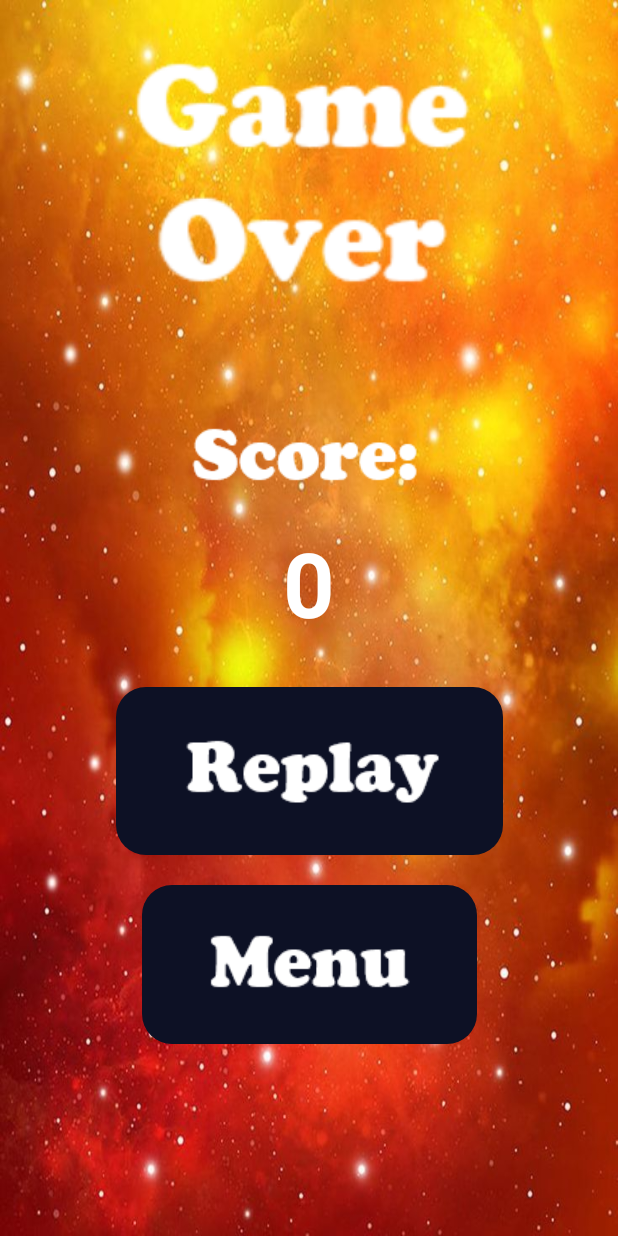
After one commit to LizGamezz/StarSurge, an Android app: the layout game_over.xml on its own in the app's theme, with its tools: preview values and no code run, on a phone screen of 412 x 824 dp. The commit adds this screen. Run offline under Robolectric (Android 15) with nearby library versions, the phone set to English and light mode, and no system bars.

```diff
--- /dev/null
+++ b/app/src/main/java/com/zybooks/starsurge/GameOver.java
@@ -0,0 +1,46 @@
+package com.zybooks.starsurge;
+
+import android.content.Intent;
+import android.content.SharedPreferences;
+import android.os.Bundle;
+import android.view.View;
+import android.widget.TextView;
+
+import androidx.appcompat.app.AppCompatActivity;
+
+public class GameOver extends AppCompatActivity {
+    @Override
+    protected void onCreate(Bundle savedInstanceState) {
+        super.onCreate(savedInstanceState);
+        setContentView(R.layout.game_over);
+
+        // Bringing the score to this screen
+        Intent intent = getIntent();
+        int score = intent.getIntExtra("SCORE", 0);
+
+
+        TextView scoreText = findViewById(R.id.scoreText);
+        scoreText.setText(String.valueOf(score));
+    }
+
+    public void onReplayClick(View view) {
+        Intent intent = new Intent(this, MainActivity.class);
+        startActivity(intent);
+
+        SharedPreferences preferences = getSharedPreferences("score_pref", MODE_PRIVATE);
+        SharedPreferences.Editor editor = preferences.edit();
+        editor.putInt("score", 0);
+        editor.apply();
+
+    }
+
+    public void onMenuClick(View view) {
+        Intent intent = new Intent(this, StartScreen.class);
+        startActivity(intent);
+
+        SharedPreferences preferences = getSharedPreferences("score_pref", MODE_PRIVATE);
+        SharedPreferences.Editor editor = preferences.edit();
+        editor.putInt("score", 0);
+        editor.apply();
+    }
+}
--- /dev/null
+++ b/app/src/main/res/layout/game_over.xml
@@ -0,0 +1,77 @@
+<?xml version="1.0" encoding="utf-8"?>
+<!-- LIZ - LAYOUT FOR GAMEOVER ACTIVITY -->
+<androidx.constraintlayout.widget.ConstraintLayout
+    xmlns:android="http://schemas.android.com/apk/res/android"
+    xmlns:app="http://schemas.android.com/apk/res-auto"
+    xmlns:tools="http://schemas.android.com/tools"
+    android:orientation="vertical"
+    android:layout_width="match_parent"
+    android:layout_height="match_parent"
+    android:background="@drawable/space_background"
+    tools:context=".GameOver">
+
+    <!-- For the Game Over Image -->
+    <ImageView
+        android:id="@+id/gameOver"
+        android:layout_width="300dp"
+        android:layout_height="200dp"
+        android:layout_margin="20dp"
+        android:contentDescription="@string/GameOver"
+        android:src="@drawable/game_over"
+        app:layout_constraintLeft_toLeftOf="parent"
+        app:layout_constraintRight_toRightOf="parent"
+        app:layout_constraintTop_toTopOf="parent" />
+
+    <!-- For the Score Image -->
+    <ImageView
+        android:id="@+id/score"
+        android:layout_width="wrap_content"
+        android:layout_height="wrap_content"
+        android:layout_margin="50dp"
+        app:layout_constraintLeft_toLeftOf="parent"
+        app:layout_constraintRight_toRightOf="parent"
+        app:layout_constraintTop_toBottomOf="@+id/gameOver"
+        android:contentDescription="@string/Score"
+        android:src="@drawable/score" />
+
+    <TextView
+        android:id="@+id/scoreText"
+        android:layout_width="wrap_content"
+        android:layout_height="wrap_content"
+        android:layout_margin="10dp"
+        android:text="0"
+        android:textColor="@color/white"
+        android:textSize="60sp"
+        android:textStyle="bold"
+        app:layout_constraintLeft_toLeftOf="parent"
+        app:layout_constraintRight_toRightOf="parent"
+        app:layout_constraintTop_toBottomOf="@+id/score" />
+
+    <!-- For the Replay Button -->
+    <ImageButton
+        android:id="@+id/replayButton"
+        style="@style/Button"
+        android:layout_margin="120dp"
+        android:background="@drawable/rounded_corners"
+        android:contentDescription="@string/Replay"
+        android:onClick="onReplayClick"
+        android:src="@drawable/replay"
+        app:layout_constraintLeft_toLeftOf="parent"
+        app:layout_constraintRight_toRightOf="parent"
+        app:layout_constraintTop_toBottomOf="@+id/score" />
+
+    <!-- For the Menu Button -->
+    <ImageButton
+        android:id="@+id/menuButton"
+        style="@style/Button"
+        android:layout_margin="20dp"
+        app:layout_constraintLeft_toLeftOf="parent"
+        app:layout_constraintRight_toRightOf="parent"
+        app:layout_constraintTop_toBottomOf="@+id/replayButton"
+        android:contentDescription="@string/Menu"
+        android:src="@drawable/menu"
+        android:background="@drawable/rounded_corners"
+        android:onClick="onMenuClick"/>
+
+
+</androidx.constraintlayout.widget.ConstraintLayout>
--- a/app/src/main/res/layout/start_screen.xml
+++ b/app/src/main/res/layout/start_screen.xml
@@ -22,7 +22,7 @@
 
     <ImageButton
         android:id="@+id/startButton"
-        style="@style/StartButton"
+        style="@style/Button"
         android:layout_width="wrap_content"
         android:layout_height="wrap_content"
         android:layout_margin="0dp"
@@ -38,7 +38,7 @@
 
     <ImageButton
         android:id="@+id/creditsButton"
-        style="@style/StartButton"
+        style="@style/Button"
         android:layout_width="wrap_content"
         android:layout_height="wrap_content"
         android:layout_margin="20dp"
--- a/app/src/main/res/values/strings.xml
+++ b/app/src/main/res/values/strings.xml
@@ -4,4 +4,10 @@
     <string name="start_button">Start</string>
     <string name="credits">StarSurge is an app designed and developed by Caleb Busboom, John-Mark Foster, Kevin Mendoza, and Elisabeth Sexton."</string>
     <string name="enemy1">enemy1</string>
+    <string name="Score" />
+    <string name="GameOver"/>
+    <string name="player"/>
+    <string name="heart"/>
+    <string name="Replay">Replay</string>
+    <string name="Menu">Menu</string>
 </resources>
--- a/app/src/main/res/values/styles.xml
+++ b/app/src/main/res/values/styles.xml
@@ -1,7 +1,7 @@
 <?xml version="1.0" encoding="utf-8"?>
 <resources>
 
-    <style name="StartButton">
+    <style name="Button">
         <item name="android:layout_width">wrap_content</item>
         <item name="android:layout_height">wrap_content</item>
         <item name="android:paddingLeft">30dp</item>
```
Also changed, not shown: app/src/main/res/drawable/enemy1.jpg (deleted), app/src/main/res/drawable/enemy1.png (added), app/src/main/res/drawable/enemy2.jpg (deleted), app/src/main/res/drawable/enemy2.png (added), app/src/main/res/drawable/enemy3.jpg (deleted), app/src/main/res/drawable/enemy3.png (added), app/src/main/res/drawable/game_over.png (added), app/src/main/res/drawable/heart.png (added), app/src/main/res/drawable/menu.png (added), app/src/main/res/drawable/missile.png (added), app/src/main/res/drawable/replay.png (added), app/src/main/res/drawable/score.png (added).
